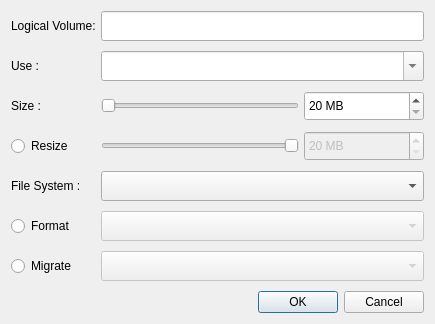
Old version of the form yali/gui/Ui/logicalvolume.ui in the repository dadas45li/yali.
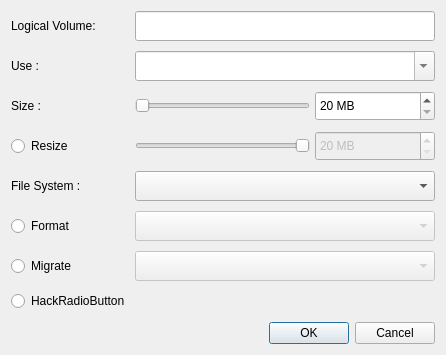
New version of the form.

Patch:
```diff
--- a/yali/gui/Ui/logicalvolume.ui
+++ b/yali/gui/Ui/logicalvolume.ui
@@ -6,8 +6,8 @@
    <rect>
     <x>0</x>
     <y>0</y>
-    <width>435</width>
-    <height>323</height>
+    <width>440</width>
+    <height>355</height>
    </rect>
   </property>
   <layout class="QGridLayout" name="gridLayout">
@@ -233,7 +233,7 @@
      </property>
     </widget>
    </item>
-   <item row="7" column="0" colspan="3">
+   <item row="8" column="0" colspan="3">
     <spacer name="verticalSpacer">
      <property name="orientation">
       <enum>Qt::Vertical</enum>
@@ -246,13 +246,20 @@
      </property>
     </spacer>
    </item>
-   <item row="8" column="0" colspan="3">
+   <item row="9" column="0" colspan="3">
     <widget class="QDialogButtonBox" name="buttonBox">
      <property name="standardButtons">
       <set>QDialogButtonBox::Cancel|QDialogButtonBox::Ok</set>
      </property>
     </widget>
    </item>
+   <item row="7" column="0">
+    <widget class="QRadioButton" name="radioButton">
+     <property name="text">
+      <string notr="true">HackRadioButton</string>
+     </property>
+    </widget>
+   </item>
   </layout>
  </widget>
  <resources/>
```
